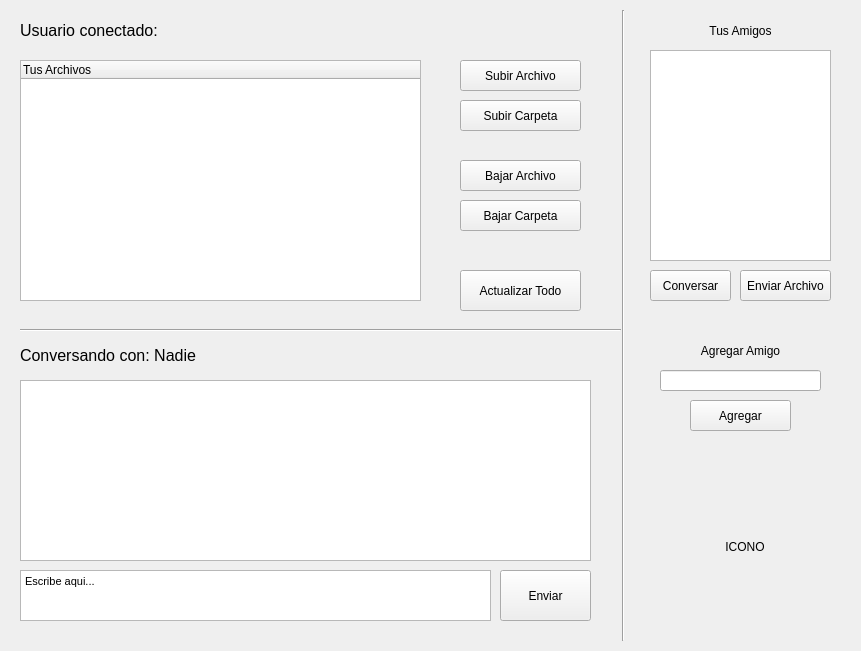
Above: Tareas/T06/main_gui.ui from javierlopeza/IIC2233-2015-2 before the change. Below: the same form after it.
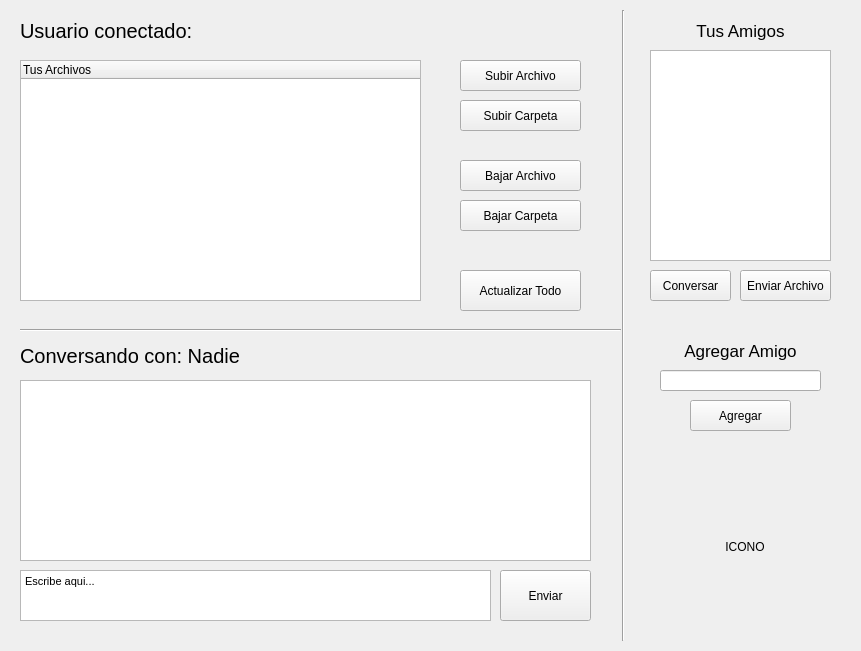
That is the form after the change.

Diff of the .ui file:
```diff
--- a/Tareas/T06/main_gui.ui
+++ b/Tareas/T06/main_gui.ui
@@ -89,6 +89,11 @@
      <height>21</height>
     </rect>
    </property>
+   <property name="font">
+    <font>
+     <pointsize>13</pointsize>
+    </font>
+   </property>
    <property name="text">
     <string>Tus Amigos</string>
    </property>
@@ -153,7 +158,7 @@
    </property>
    <property name="font">
     <font>
-     <pointsize>12</pointsize>
+     <pointsize>15</pointsize>
     </font>
    </property>
    <property name="text">
@@ -197,7 +202,7 @@
    </property>
    <property name="font">
     <font>
-     <pointsize>12</pointsize>
+     <pointsize>15</pointsize>
     </font>
    </property>
    <property name="text">
@@ -242,6 +247,11 @@
      <height>21</height>
     </rect>
    </property>
+   <property name="font">
+    <font>
+     <pointsize>13</pointsize>
+    </font>
+   </property>
    <property name="text">
     <string>Agregar Amigo</string>
    </property>
```
Left out of the diff: 16 changed lines with no effect on the pictures.
